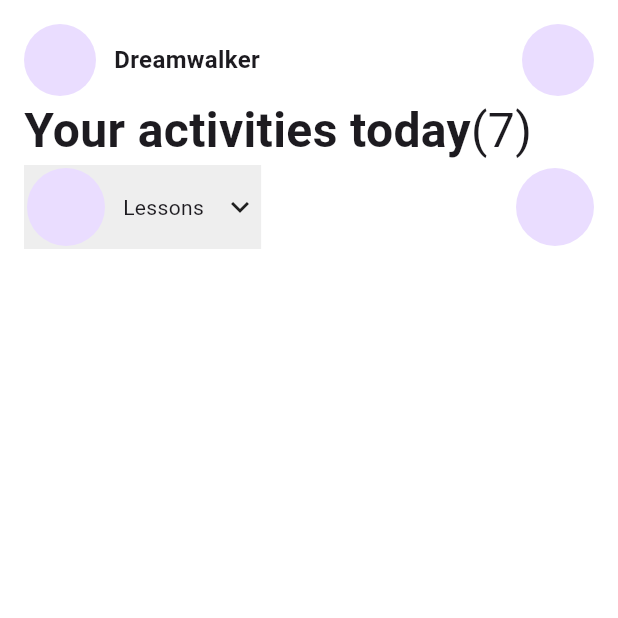
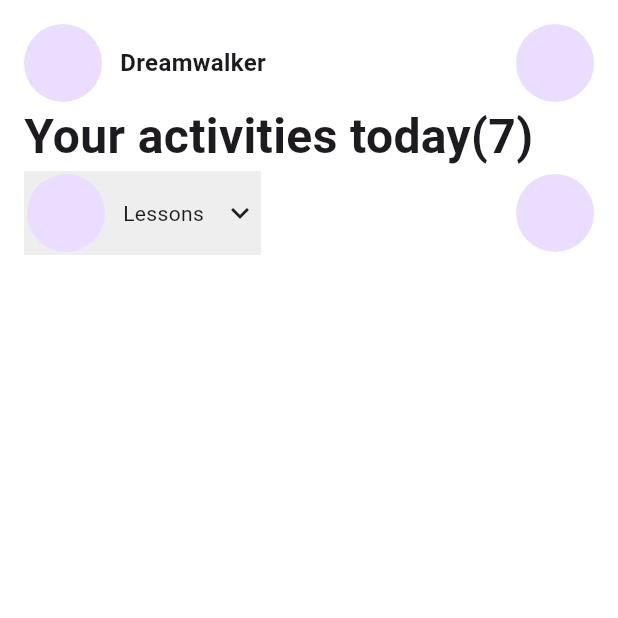
Before and after one commit to JAICHANGPARK/flutter_notebook_chapter_43, a Flutter app: the EducationHomePage screen opened directly, on a phone screen of 412 x 824 dp, the top half of it. Run offline on Flutter 3.47's test engine with Material 3 defaults, Android fonts, the phone set to English and light mode, and no system bars; our stand-ins replace gap, hugeicons, percent_indicator.

Commit message:
Update education_home_page.dart

```diff
--- a/lib/ep2191_education_app/ui/education_home_page.dart
+++ b/lib/ep2191_education_app/ui/education_home_page.dart
@@ -22,7 +22,7 @@ class _EducationHomePageState extends State<EducationHomePage> {
               Row(
                 children: [
                   CircleAvatar(
-                    radius: 24,
+                    radius: 26,
                   ),
                   Gap(12),
                   Expanded(
@@ -35,7 +35,7 @@ class _EducationHomePageState extends State<EducationHomePage> {
                     ),
                   ),
                   CircleAvatar(
-                    radius: 24,
+                    radius: 26,
                   )
                 ],
               ),
@@ -53,6 +53,7 @@ class _EducationHomePageState extends State<EducationHomePage> {
                       text: "(7)",
                       style: TextStyle(
                         fontSize: 32,
+                        fontWeight: FontWeight.bold,
                       ),
                     ),
                   ],
```
